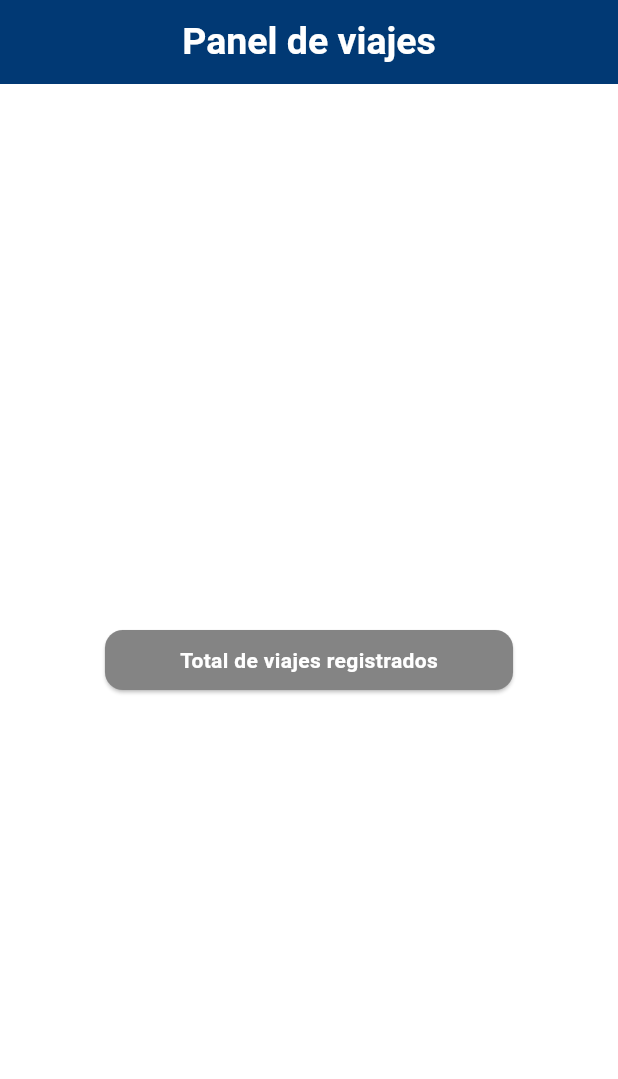
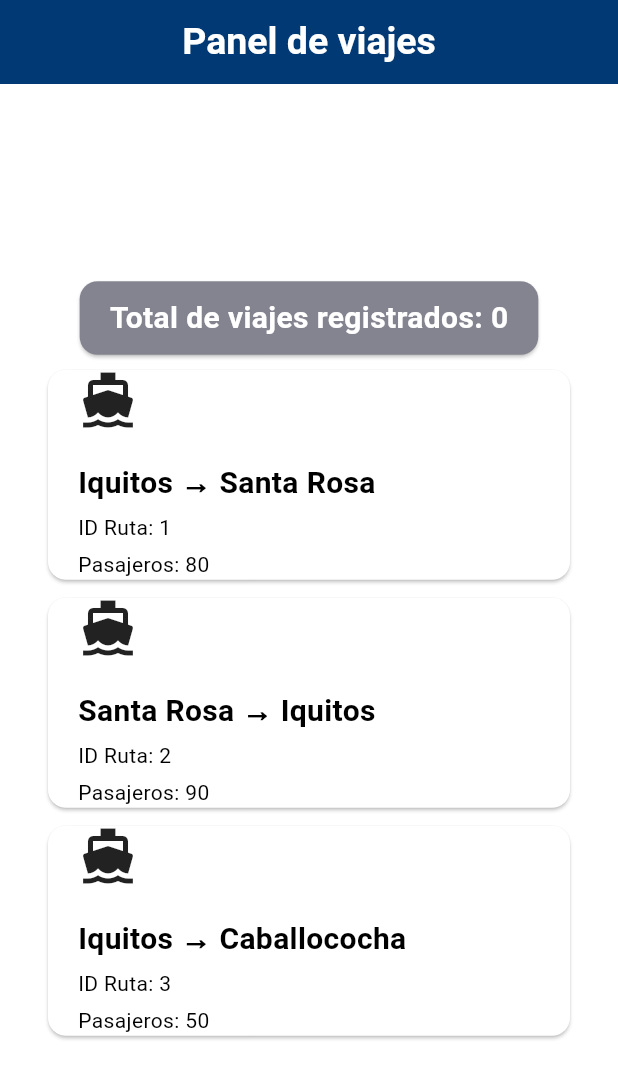
Before and after one commit to Carlonchito95/control_fluvial_app, a Flutter app: the screen it shows after launch, on a phone screen of 412 x 824 dp. Shown: the top 1079 px of the screen. Run offline on Flutter 3.47's test engine with Material 3 defaults, Android fonts, the light colour scheme and no system bars; our stand-ins replace shelf, sqflite; missing offline and left inert: shelf_router; accounts and stored records are empty; network calls fail.

Commit message:
add_listview_viajes

```diff
--- a/lib/views/fluvial_panel_viajes.dart
+++ b/lib/views/fluvial_panel_viajes.dart
@@ -20,6 +20,27 @@ class _FluvialPanelViajesState extends State<FluvialPanelViajes> {
     _numViajesRegistrados();
   }
 
+  List<Map<String, dynamic>> viajeruta = [
+    {
+      'id_ruta': 1,
+      'salida': 'Iquitos',
+      'llegada': 'Santa Rosa',
+      'num_pasajeros': '80'
+    },
+    {
+      'id_ruta': 2,
+      'salida': 'Santa Rosa',
+      'llegada': 'Iquitos',
+      'num_pasajeros': '90'
+    },
+    {
+      'id_ruta': 3,
+      'salida': 'Iquitos',
+      'llegada': 'Caballococha',
+      'num_pasajeros': '50'
+    },
+  ];
+
   final url = "${ApiGlobal.baseUrl}/get_list_viajes";
 
   Future<void> _numViajesRegistrados() async {
@@ -28,10 +49,16 @@ class _FluvialPanelViajesState extends State<FluvialPanelViajes> {
     try {
       if (response.statusCode == 200) {
         final List<dynamic> data = jsonDecode(response.body);
+        setState(() {
+          viajes = data.length;
+        });
+      } else {
+        // manejar error de respuesta
+        print('Error: código de estado ${response.statusCode}');
       }
-
-      setState(() {});
-    } catch (e) {}
+    } catch (e) {
+      print('Error al obtener los viajes: $e');
+    }
   }
 
   @override
@@ -44,23 +71,62 @@ class _FluvialPanelViajesState extends State<FluvialPanelViajes> {
         ),
         centerTitle: true,
       ),
-      body: const Center(
+      body: Padding(
+        padding: const EdgeInsets.symmetric(horizontal: 20),
+        child: Center(
           child: SingleChildScrollView(
             child: Column(
               children: [
                 Card(
-              color: Color(0xff848484),
+                  color: const Color(0xff848490),
                   child: Padding(
-                padding: EdgeInsets.symmetric(horizontal: 50, vertical: 10),
+                    padding: const EdgeInsets.symmetric(
+                        horizontal: 20, vertical: 10),
                     child: Text(
-                  'Total de viajes registrados',
-                  style: TextStyle(
-                      color: Colors.white, fontWeight: FontWeight.bold),
+                      'Total de viajes registrados: ${viajes ?? 0}',
+                      style: const TextStyle(
+                          color: Colors.white,
+                          fontWeight: FontWeight.bold,
+                          fontSize: 20),
                     ),
                   ),
+                ),
+                ListView.builder(
+                  itemCount: viajeruta.length,
+                  shrinkWrap: true,
+                  // physics:
+                  //     NeverScrollableScrollPhysics(), // Desactiva scroll interno
+                  itemBuilder: (context, index) {
+                    final ruta = viajeruta[index];
+                    return Card(
+                      margin: const EdgeInsets.symmetric(
+                          horizontal: 12, vertical: 6),
+                      child: Padding(
+                        padding: const EdgeInsets.symmetric(horizontal: 20),
+                        child: Column(
+                          crossAxisAlignment: CrossAxisAlignment.start,
+                          children: [
+                            const Icon(Icons.directions_boat, size: 40),
+                            const SizedBox(height: 20),
+                            Text(
+                              "${ruta['salida']} → ${ruta['llegada']}",
+                              style: const TextStyle(
+                                  fontSize: 20, fontWeight: FontWeight.bold),
+                            ),
+                            const SizedBox(height: 5),
+                            Text("ID Ruta: ${ruta['id_ruta']}"),
+                            const SizedBox(height: 5),
+                            Text("Pasajeros: ${ruta['num_pasajeros']}"),
+                          ],
+                        ),
+                      ),
+                    );
+                  },
                 )
               ],
-        )),
+            ),
+          ),
+        ),
       ),
     );
   }
```
Also changed, not shown: 2 other files. Lines whose indentation alone changed are shown as unchanged.
